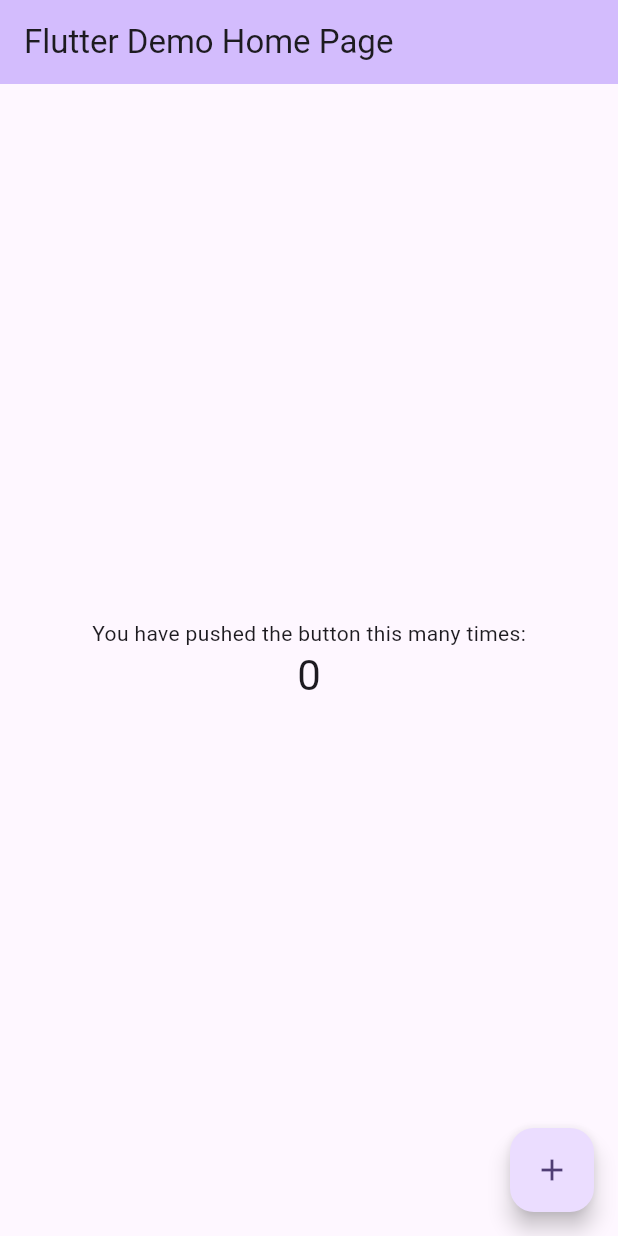
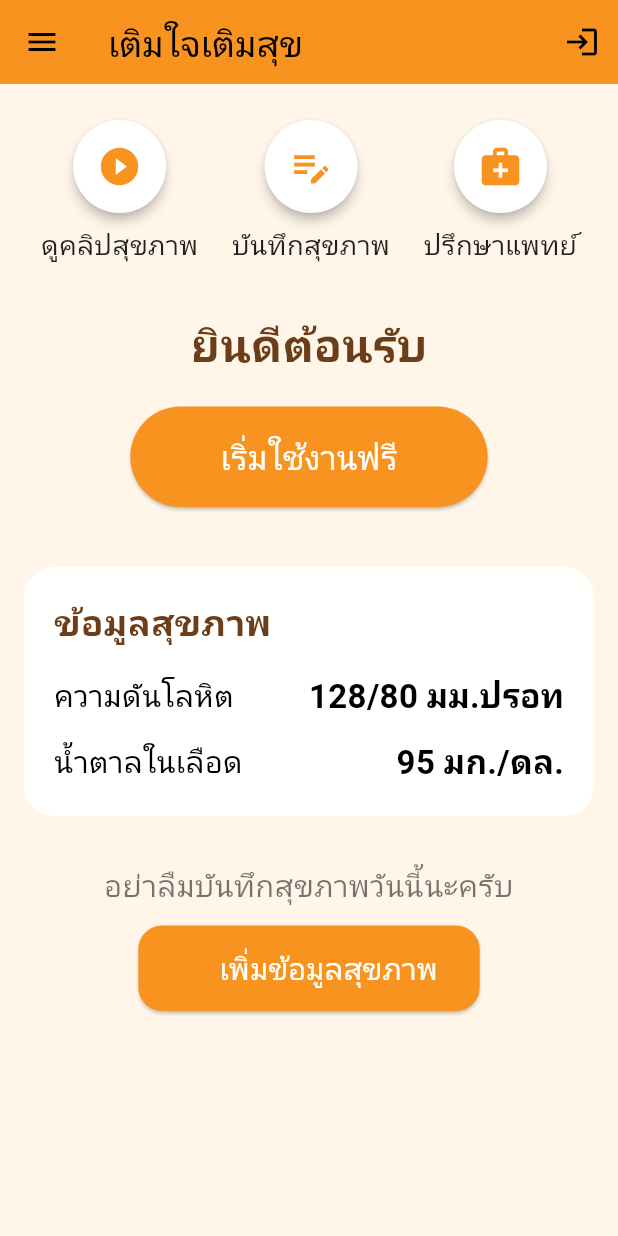
Before and after one commit to bluefinsteam/tstj_app, a Flutter app: the screen it shows after launch, on a phone screen of 412 x 824 dp. Run offline on Flutter 3.47's test engine with Material 3 defaults, Android fonts, the phone set to English and light mode, and no system bars; Roboto replaces fonts that are missing (Sarabun).

Commit message:
Add first page

```diff
--- /dev/null
+++ b/lib/components/main_app_bar.dart
@@ -0,0 +1,42 @@
+import 'package:flutter/material.dart';
+
+class MainAppBar extends StatelessWidget implements PreferredSizeWidget {
+  final String title;
+  final Color backgroundColor;
+  final VoidCallback? onLoginPressed;
+
+  const MainAppBar({
+    Key? key,
+    required this.title,
+    this.backgroundColor = const Color(0xFFF7931E),
+    this.onLoginPressed,
+  }) : super(key: key);
+
+  @override
+  Widget build(BuildContext context) {
+    return AppBar(
+      backgroundColor: backgroundColor,
+      title: Text(title, style: const TextStyle(fontSize: 24)),
+      leading: Builder(
+        builder: (BuildContext context) {
+          return IconButton(
+            icon: const Icon(Icons.menu),
+            onPressed: () {
+              Scaffold.of(context).openDrawer();
+            },
+          );
+        },
+      ),
+      actions: [
+        IconButton(
+          icon: const Icon(Icons.login),
+          tooltip: 'เข้าสู่ระบบ',
+          onPressed: onLoginPressed ?? () {},
+        ),
+      ],
+    );
+  }
+
+  @override
+  Size get preferredSize => const Size.fromHeight(56);
+}
--- a/lib/main.dart
+++ b/lib/main.dart
@@ -1,122 +1,24 @@
 import 'package:flutter/material.dart';
+import 'pages/home_page.dart';
 
 void main() {
-  runApp(const MyApp());
+  runApp(const InitialApp());
 }
 
-class MyApp extends StatelessWidget {
-  const MyApp({super.key});
+class InitialApp extends StatelessWidget {
+  const InitialApp({super.key});
+  static const Color primaryColor = Color(0xFFF7931E);
 
   // This widget is the root of your application.
   @override
   Widget build(BuildContext context) {
     return MaterialApp(
-      title: 'Flutter Demo',
+      title: 'เติมใจเติมสุข',
       theme: ThemeData(
-        // This is the theme of your application.
-        //
-        // TRY THIS: Try running your application with "flutter run". You'll see
-        // the application has a purple toolbar. Then, without quitting the app,
-        // try changing the seedColor in the colorScheme below to Colors.green
-        // and then invoke "hot reload" (save your changes or press the "hot
-        // reload" button in a Flutter-supported IDE, or press "r" if you used
-        // the command line to start the app).
-        //
-        // Notice that the counter didn't reset back to zero; the application
-        // state is not lost during the reload. To reset the state, use hot
-        // restart instead.
-        //
-        // This works for code too, not just values: Most code changes can be
-        // tested with just a hot reload.
-        colorScheme: ColorScheme.fromSeed(seedColor: Colors.deepPurple),
+        fontFamily: 'Sarabun',
+        colorScheme: ColorScheme.fromSwatch().copyWith(primary: primaryColor),
       ),
-      home: const MyHomePage(title: 'Flutter Demo Home Page'),
+      home: HomePage(),
     );
   }
 }
-
-class MyHomePage extends StatefulWidget {
-  const MyHomePage({super.key, required this.title});
-
-  // This widget is the home page of your application. It is stateful, meaning
-  // that it has a State object (defined below) that contains fields that affect
-  // how it looks.
-
-  // This class is the configuration for the state. It holds the values (in this
-  // case the title) provided by the parent (in this case the App widget) and
-  // used by the build method of the State. Fields in a Widget subclass are
-  // always marked "final".
-
-  final String title;
-
-  @override
-  State<MyHomePage> createState() => _MyHomePageState();
-}
-
-class _MyHomePageState extends State<MyHomePage> {
-  int _counter = 0;
-
-  void _incrementCounter() {
-    setState(() {
-      // This call to setState tells the Flutter framework that something has
-      // changed in this State, which causes it to rerun the build method below
-      // so that the display can reflect the updated values. If we changed
-      // _counter without calling setState(), then the build method would not be
-      // called again, and so nothing would appear to happen.
-      _counter++;
-    });
-  }
-
-  @override
-  Widget build(BuildContext context) {
-    // This method is rerun every time setState is called, for instance as done
-    // by the _incrementCounter method above.
-    //
-    // The Flutter framework has been optimized to make rerunning build methods
-    // fast, so that you can just rebuild anything that needs updating rather
-    // than having to individually change instances of widgets.
-    return Scaffold(
-      appBar: AppBar(
-        // TRY THIS: Try changing the color here to a specific color (to
-        // Colors.amber, perhaps?) and trigger a hot reload to see the AppBar
-        // change color while the other colors stay the same.
-        backgroundColor: Theme.of(context).colorScheme.inversePrimary,
-        // Here we take the value from the MyHomePage object that was created by
-        // the App.build method, and use it to set our appbar title.
-        title: Text(widget.title),
-      ),
-      body: Center(
-        // Center is a layout widget. It takes a single child and positions it
-        // in the middle of the parent.
-        child: Column(
-          // Column is also a layout widget. It takes a list of children and
-          // arranges them vertically. By default, it sizes itself to fit its
-          // children horizontally, and tries to be as tall as its parent.
-          //
-          // Column has various properties to control how it sizes itself and
-          // how it positions its children. Here we use mainAxisAlignment to
-          // center the children vertically; the main axis here is the vertical
-          // axis because Columns are vertical (the cross axis would be
-          // horizontal).
-          //
-          // TRY THIS: Invoke "debug painting" (choose the "Toggle Debug Paint"
-          // action in the IDE, or press "p" in the console), to see the
-          // wireframe for each widget.
-          mainAxisAlignment: MainAxisAlignment.center,
-          children: <Widget>[
-            const Text('You have pushed the button this many times:'),
-            Text(
-              '$_counter',
-              style: Theme.of(context).textTheme.headlineMedium,
-            ),
-          ],
-        ),
-      ),
-      floatingActionButton: FloatingActionButton(
-        onPressed: _incrementCounter,
-        tooltip: 'Increment',
-        child: const Icon(Icons.add),
-      ), // This trailing comma makes auto-formatting nicer for build methods.
-    );
-  }
-}
--- /dev/null
+++ b/lib/pages/home_page.dart
@@ -0,0 +1,236 @@
+// ignore: file_names
+import 'package:flutter/material.dart';
+import '/components/main_app_bar.dart'; // ตรวจสอบว่า path ตรงกับโครงสร้างโฟลเดอร์ของคุณ
+
+class HomePage extends StatefulWidget {
+  const HomePage({super.key});
+
+  @override
+  State<HomePage> createState() => _HomePageState();
+}
+
+class _HomePageState extends State<HomePage> {
+  final Color primaryColor = const Color(0xFFF7931E);
+  final Color textColor = const Color(0xFF6B3E19);
+
+  final Map<int, double> _buttonScales = {0: 1.0, 1: 1.0, 2: 1.0};
+
+  @override
+  Widget build(BuildContext context) {
+    return Scaffold(
+      appBar: const MainAppBar(title: 'เติมใจเติมสุข'),
+      backgroundColor: const Color(0xFFFFF6E9),
+      body: SafeArea(
+        child: SingleChildScrollView(
+          child: Padding(
+            padding: const EdgeInsets.symmetric(
+              vertical: 24.0,
+              horizontal: 16.0,
+            ),
+            child: Column(
+              crossAxisAlignment: CrossAxisAlignment.center,
+              children: [
+                // TOP MENU BUTTONS
+                Row(
+                  mainAxisAlignment: MainAxisAlignment.spaceAround,
+                  children: [
+                    _buildCircleButton(
+                      0,
+                      Icons.play_circle_fill,
+                      'ดูคลิปสุขภาพ',
+                    ),
+                    _buildCircleButton(1, Icons.edit_note, 'บันทึกสุขภาพ'),
+                    _buildCircleButton(
+                      2,
+                      Icons.medical_services,
+                      'ปรึกษาแพทย์',
+                    ),
+                  ],
+                ),
+
+                const SizedBox(height: 32),
+
+                Text(
+                  'ยินดีต้อนรับ',
+                  style: TextStyle(
+                    fontSize: 30,
+                    fontWeight: FontWeight.bold,
+                    color: textColor,
+                  ),
+                ),
+
+                const SizedBox(height: 20),
+
+                ElevatedButton(
+                  style: ElevatedButton.styleFrom(
+                    backgroundColor: primaryColor,
+                    padding: const EdgeInsets.symmetric(
+                      horizontal: 60,
+                      vertical: 18,
+                    ),
+                    shape: const StadiumBorder(),
+                  ),
+                  onPressed: () {},
+                  child: const Text(
+                    'เริ่มใช้งานฟรี',
+                    style: TextStyle(fontSize: 22, color: Colors.white),
+                  ),
+                ),
+
+                const SizedBox(height: 40),
+
+                Container(
+                  width: double.infinity,
+                  padding: const EdgeInsets.all(20),
+                  decoration: BoxDecoration(
+                    color: Colors.white.withOpacity(0.95),
+                    borderRadius: BorderRadius.circular(20),
+                  ),
+                  child: Column(
+                    crossAxisAlignment: CrossAxisAlignment.start,
+                    children: [
+                      Text(
+                        'ข้อมูลสุขภาพ',
+                        style: TextStyle(
+                          fontSize: 24,
+                          fontWeight: FontWeight.bold,
+                          color: textColor,
+                        ),
+                      ),
+                      const SizedBox(height: 16),
+                      _buildHealthRow('ความดันโลหิต', '128/80 มม.ปรอท'),
+                      const SizedBox(height: 12),
+                      _buildHealthRow('น้ำตาลในเลือด', '95 มก./ดล.'),
+                    ],
+                  ),
+                ),
+
+                const SizedBox(height: 32),
+
+                const Text(
+                  'อย่าลืมบันทึกสุขภาพวันนี้นะครับ',
+                  style: TextStyle(fontSize: 20, color: Colors.black54),
+                  textAlign: TextAlign.center,
+                ),
+                const SizedBox(height: 12),
+                ElevatedButton.icon(
+                  onPressed: () {},
+                  icon: const Icon(Icons.add),
+                  label: const Text(
+                    'เพิ่มข้อมูลสุขภาพ',
+                    style: TextStyle(fontSize: 20, color: Colors.white),
+                  ),
+                  style: ElevatedButton.styleFrom(
+                    backgroundColor: primaryColor,
+                    padding: const EdgeInsets.symmetric(
+                      horizontal: 28,
+                      vertical: 14,
+                    ),
+                    shape: RoundedRectangleBorder(
+                      borderRadius: BorderRadius.circular(16),
+                    ),
+                  ),
+                ),
+
+                const SizedBox(height: 48),
+              ],
+            ),
+          ),
+        ),
+      ),
+      drawer: Drawer(
+        child: ListView(
+          padding: EdgeInsets.zero,
+          children: [
+            DrawerHeader(
+              decoration: BoxDecoration(color: primaryColor),
+              child: Column(
+                crossAxisAlignment: CrossAxisAlignment.start,
+                children: const [
+                  Icon(Icons.favorite, size: 40, color: Colors.white),
+                  SizedBox(height: 8),
+                  Text(
+                    'เมนูหลัก',
+                    style: TextStyle(fontSize: 22, color: Colors.white),
+                  ),
+                ],
+              ),
+            ),
+            _buildDrawerItem(Icons.home, 'หน้าแรก'),
+            _buildDrawerItem(Icons.edit_note, 'บันทึกสุขภาพ'),
+            _buildDrawerItem(Icons.notifications_active, 'แจ้งเตือนยา'),
+            _buildDrawerItem(Icons.play_circle_fill, 'ดูคลิปสุขภาพ'),
+            _buildDrawerItem(Icons.medical_services, 'ปรึกษาแพทย์'),
+            _buildDrawerItem(Icons.bar_chart, 'รายงานย้อนหลัง'),
+            _buildDrawerItem(Icons.picture_as_pdf, 'ดาวน์โหลด PDF'),
+            _buildDrawerItem(Icons.settings, 'ตั้งค่าผู้ใช้งาน'),
+          ],
+        ),
+      ),
+    );
+  }
+
+  Widget _buildCircleButton(int index, IconData icon, String label) {
+    return Column(
+      children: [
+        GestureDetector(
+          onTapDown: (_) => setState(() => _buttonScales[index] = 0.9),
+          onTapUp: (_) {
+            setState(() => _buttonScales[index] = 1.0);
+            // เพิ่ม logic เมื่อคลิกจริง
+          },
+          onTapCancel: () => setState(() => _buttonScales[index] = 1.0),
+          child: AnimatedScale(
+            scale: _buttonScales[index] ?? 1.0,
+            duration: const Duration(milliseconds: 100),
+            child: Material(
+              shape: const CircleBorder(),
+              color: Colors.white,
+              elevation: 3,
+              child: InkWell(
+                customBorder: const CircleBorder(),
+                splashColor: Colors.orangeAccent.withOpacity(0.3),
+                onTap: () {
+                  // เพิ่ม logic เมื่อคลิกจริง
+                },
+                child: Padding(
+                  padding: const EdgeInsets.all(16.0),
+                  child: Icon(icon, size: 30, color: primaryColor),
+                ),
+              ),
+            ),
+          ),
+        ),
+        const SizedBox(height: 8),
+        Text(
+          label,
+          style: const TextStyle(fontSize: 18, color: Colors.black87),
+        ),
+      ],
+    );
+  }
+
+  Widget _buildHealthRow(String label, String value) {
+    return Row(
+      mainAxisAlignment: MainAxisAlignment.spaceBetween,
+      children: [
+        Text(label, style: const TextStyle(fontSize: 20)),
+        Text(
+          value,
+          style: const TextStyle(fontSize: 22, fontWeight: FontWeight.bold),
+        ),
+      ],
+    );
+  }
+
+  Widget _buildDrawerItem(IconData icon, String title) {
+    return ListTile(
+      leading: Icon(icon, color: primaryColor),
+      title: Text(title, style: const TextStyle(fontSize: 18)),
+      onTap: () {
+        Navigator.pop(context);
+        // TODO: เพิ่ม Navigator.push ไปยังหน้าที่ต้องการ
+      },
+    );
+  }
+}
```
Also changed, not shown: 1 other file.
